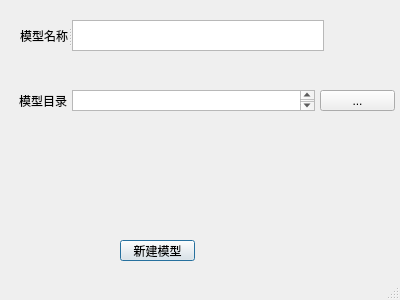
Above: PyDatcomLab/GUIs/components/NewModel.ui from darkspring2015/PyDatcomLab before the change. Below: the same form after it.
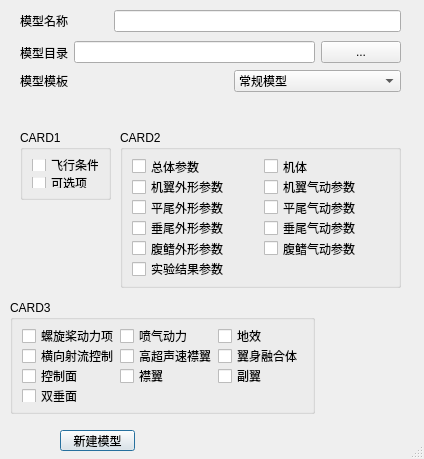
That is the form after the change.

Commit message: 修改OPTINS的UI，py文件名以保持与Datcom标准的统一

Diff of the .ui file:
```diff
--- a/PyDatcomLab/GUIs/components/NewModel.ui
+++ b/PyDatcomLab/GUIs/components/NewModel.ui
@@ -6,8 +6,8 @@
    <rect>
     <x>0</x>
     <y>0</y>
-    <width>400</width>
-    <height>300</height>
+    <width>424</width>
+    <height>459</height>
    </rect>
   </property>
   <property name="windowTitle">
@@ -19,8 +19,8 @@
   <widget class="QPushButton" name="pushButton_New">
    <property name="geometry">
     <rect>
-     <x>120</x>
-     <y>240</y>
+     <x>60</x>
+     <y>430</y>
      <width>75</width>
      <height>21</height>
     </rect>
@@ -29,60 +29,322 @@
     <string>新建模型</string>
    </property>
   </widget>
-  <widget class="QTextEdit" name="textEdit_DirPath">
+  <widget class="QGroupBox" name="groupBox_CARD3">
    <property name="geometry">
     <rect>
-     <x>72</x>
-     <y>90</y>
-     <width>243</width>
-     <height>21</height>
+     <x>10</x>
+     <y>300</y>
+     <width>305</width>
+     <height>114</height>
     </rect>
    </property>
+   <property name="title">
+    <string>CARD3</string>
+   </property>
+   <layout class="QGridLayout" name="gridLayout_2">
+    <item row="0" column="0">
+     <widget class="QCheckBox" name="checkBox_PROPWR">
+      <property name="text">
+       <string>螺旋桨动力项</string>
+      </property>
+     </widget>
+    </item>
+    <item row="0" column="1">
+     <widget class="QCheckBox" name="checkBox_JETPWR">
+      <property name="text">
+       <string>喷气动力</string>
+      </property>
+     </widget>
+    </item>
+    <item row="0" column="2">
+     <widget class="QCheckBox" name="checkBox_GRNDEF">
+      <property name="text">
+       <string>地效</string>
+      </property>
+     </widget>
+    </item>
+    <item row="1" column="0">
+     <widget class="QCheckBox" name="checkBox_TRNJET">
+      <property name="text">
+       <string>横向射流控制</string>
+      </property>
+     </widget>
+    </item>
+    <item row="1" column="1">
+     <widget class="QCheckBox" name="checkBox_HYPEFF">
+      <property name="text">
+       <string>高超声速襟翼</string>
+      </property>
+     </widget>
+    </item>
+    <item row="1" column="2">
+     <widget class="QCheckBox" name="checkBox_LARWB">
+      <property name="text">
+       <string>翼身融合体</string>
+      </property>
+     </widget>
+    </item>
+    <item row="2" column="0">
+     <widget class="QCheckBox" name="checkBox_CONTAB">
+      <property name="text">
+       <string>控制面</string>
+      </property>
+     </widget>
+    </item>
+    <item row="2" column="1">
+     <widget class="QCheckBox" name="checkBox_SYMFLP">
+      <property name="text">
+       <string>襟翼</string>
+      </property>
+     </widget>
+    </item>
+    <item row="2" column="2">
+     <widget class="QCheckBox" name="checkBox_ASYFLP">
+      <property name="text">
+       <string>副翼</string>
+      </property>
+     </widget>
+    </item>
+    <item row="3" column="0">
+     <widget class="QCheckBox" name="checkBox_TVTPAN">
+      <property name="text">
+       <string>双垂面</string>
+      </property>
+     </widget>
+    </item>
+   </layout>
   </widget>
-  <widget class="QLabel" name="label_ModelDir">
+  <widget class="QGroupBox" name="groupBox">
    <property name="geometry">
     <rect>
-     <x>19</x>
-     <y>90</y>
-     <width>48</width>
-     <height>21</height>
+     <x>120</x>
+     <y>130</y>
+     <width>281</width>
+     <height>158</height>
     </rect>
    </property>
-   <property name="text">
-    <string>模型目录</string>
+   <property name="title">
+    <string>CARD2</string>
    </property>
+   <layout class="QGridLayout" name="gridLayout">
+    <item row="0" column="0">
+     <widget class="QCheckBox" name="checkBox_SYNTHS">
+      <property name="text">
+       <string>总体参数</string>
+      </property>
+     </widget>
+    </item>
+    <item row="0" column="1">
+     <widget class="QCheckBox" name="checkBox_BODY">
+      <property name="text">
+       <string>机体</string>
+      </property>
+     </widget>
+    </item>
+    <item row="1" column="0">
+     <widget class="QCheckBox" name="checkBox_WGPLNF">
+      <property name="text">
+       <string>机翼外形参数</string>
+      </property>
+     </widget>
+    </item>
+    <item row="1" column="1">
+     <widget class="QCheckBox" name="checkBox_WGSCHR">
+      <property name="text">
+       <string>机翼气动参数</string>
+      </property>
+     </widget>
+    </item>
+    <item row="2" column="0">
+     <widget class="QCheckBox" name="checkBox_HTPLNF">
+      <property name="text">
+       <string>平尾外形参数</string>
+      </property>
+     </widget>
+    </item>
+    <item row="2" column="1">
+     <widget class="QCheckBox" name="checkBox_HTSCHR">
+      <property name="text">
+       <string>平尾气动参数</string>
+      </property>
+     </widget>
+    </item>
+    <item row="3" column="0">
+     <widget class="QCheckBox" name="checkBox_VTPLNF">
+      <property name="text">
+       <string>垂尾外形参数</string>
+      </property>
+     </widget>
+    </item>
+    <item row="3" column="1">
+     <widget class="QCheckBox" name="checkBox_VTSCHR">
+      <property name="text">
+       <string>垂尾气动参数</string>
+      </property>
+     </widget>
+    </item>
+    <item row="4" column="0">
+     <widget class="QCheckBox" name="checkBox_VFPLNF">
+      <property name="text">
+       <string>腹鳍外形参数</string>
+      </property>
+     </widget>
+    </item>
+    <item row="4" column="1">
+     <widget class="QCheckBox" name="checkBox_VFSCHR">
+      <property name="text">
+       <string>腹鳍气动参数</string>
+      </property>
+     </widget>
+    </item>
+    <item row="5" column="0">
+     <widget class="QCheckBox" name="checkBox_EXPR">
+      <property name="text">
+       <string>实验结果参数</string>
+      </property>
+     </widget>
+    </item>
+   </layout>
   </widget>
-  <widget class="QPushButton" name="pushButton_ChoiseDir">
+  <widget class="QGroupBox" name="groupBox_2">
    <property name="geometry">
     <rect>
-     <x>320</x>
-     <y>90</y>
-     <width>75</width>
-     <height>21</height>
+     <x>20</x>
+     <y>130</y>
+     <width>91</width>
+     <height>70</height>
     </rect>
    </property>
-   <property name="text">
-    <string>...</string>
+   <property name="title">
+    <string>CARD1</string>
    </property>
+   <layout class="QGridLayout" name="gridLayout_3">
+    <item row="0" column="0">
+     <widget class="QCheckBox" name="checkBox_FLTCON">
+      <property name="text">
+       <string>飞行条件</string>
+      </property>
+     </widget>
+    </item>
+    <item row="1" column="0">
+     <widget class="QCheckBox" name="checkBox_OPTINS">
+      <property name="text">
+       <string>可选项</string>
+      </property>
+     </widget>
+    </item>
+   </layout>
   </widget>
-  <widget class="QSplitter" name="splitter">
+  <widget class="QWidget" name="layoutWidget">
    <property name="geometry">
     <rect>
      <x>20</x>
-     <y>20</y>
-     <width>304</width>
-     <height>31</height>
+     <y>10</y>
+     <width>381</width>
+     <height>22</height>
     </rect>
    </property>
-   <property name="orientation">
-    <enum>Qt::Horizontal</enum>
+   <layout class="QHBoxLayout" name="horizontalLayout">
+    <item>
+     <widget class="QLabel" name="label_ModelName">
+      <property name="text">
+       <string>模型名称</string>
+      </property>
+     </widget>
+    </item>
+    <item>
+     <spacer name="horizontalSpacer">
+      <property name="orientation">
+       <enum>Qt::Horizontal</enum>
+      </property>
+      <property name="sizeType">
+       <enum>QSizePolicy::Preferred</enum>
+      </property>
+      <property name="sizeHint" stdset="0">
+       <size>
+        <width>40</width>
+        <height>20</height>
+       </size>
+      </property>
+     </spacer>
+    </item>
+    <item>
+     <widget class="QLineEdit" name="lineEdit_ModelName"/>
+    </item>
+   </layout>
+  </widget>
+  <widget class="QWidget" name="layoutWidget">
+   <property name="geometry">
+    <rect>
+     <x>20</x>
+     <y>40</y>
+     <width>381</width>
+     <height>25</height>
+    </rect>
    </property>
-   <widget class="QLabel" name="label_ModelName">
-    <property name="text">
-     <string>模型名称</string>
-    </property>
-   </widget>
-   <widget class="QTextEdit" name="textEdit_ModelName"/>
+   <layout class="QHBoxLayout" name="horizontalLayout_2">
+    <item>
+     <widget class="QLabel" name="label_ModelDir">
+      <property name="text">
+       <string>模型目录</string>
+      </property>
+     </widget>
+    </item>
+    <item>
+     <widget class="QLineEdit" name="lineEdit_DirPath"/>
+    </item>
+    <item>
+     <widget class="QPushButton" name="pushButton_ChoiseDir">
+      <property name="text">
+       <string>...</string>
+      </property>
+     </widget>
+    </item>
+   </layout>
+  </widget>
+  <widget class="QWidget" name="layoutWidget">
+   <property name="geometry">
+    <rect>
+     <x>20</x>
+     <y>70</y>
+     <width>381</width>
+     <height>22</height>
+    </rect>
+   </property>
+   <layout class="QHBoxLayout" name="horizontalLayout_3">
+    <item>
+     <widget class="QLabel" name="label_templete">
+      <property name="text">
+       <string>模型模板</string>
+      </property>
+     </widget>
+    </item>
+    <item>
+     <spacer name="horizontalSpacer_2">
+      <property name="orientation">
+       <enum>Qt::Horizontal</enum>
+      </property>
+      <property name="sizeType">
+       <enum>QSizePolicy::Preferred</enum>
+      </property>
+      <property name="sizeHint" stdset="0">
+       <size>
+        <width>40</width>
+        <height>20</height>
+       </size>
+      </property>
+     </spacer>
+    </item>
+    <item>
+     <widget class="QComboBox" name="comboBox_template">
+      <item>
+       <property name="text">
+        <string>常规模型</string>
+       </property>
+      </item>
+     </widget>
+    </item>
+   </layout>
   </widget>
  </widget>
  <resources/>
```
The commit also changes 16 other files.
